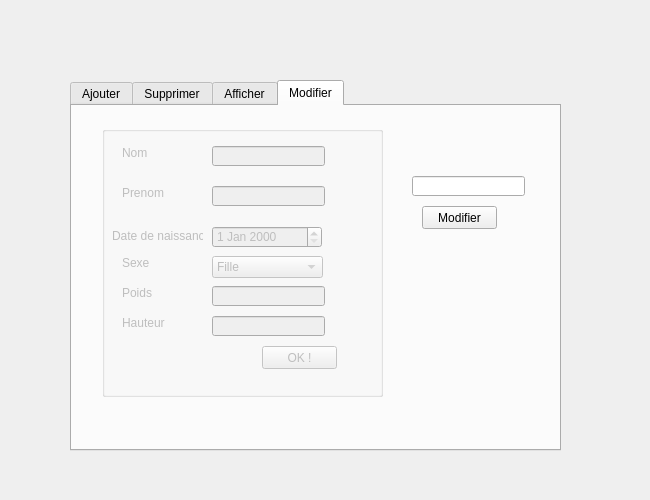
This is dialog_enfant.ui in meriemnour/FAMILY_TIME as Qt 5 draws it before an edit. The edited form follows.
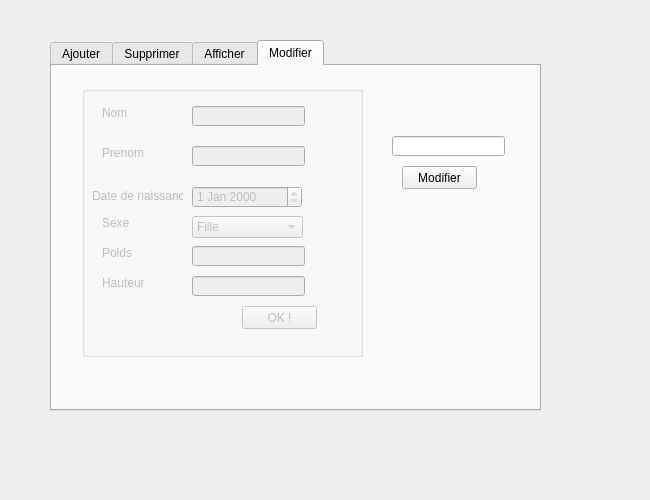
This is the edited form. The open tabs and pages were chosen to show the change.

Patch:
```diff
--- a/dialog_enfant.ui
+++ b/dialog_enfant.ui
@@ -16,8 +16,8 @@
   <widget class="QTabWidget" name="tabWidget">
    <property name="geometry">
     <rect>
-     <x>70</x>
-     <y>80</y>
+     <x>50</x>
+     <y>40</y>
      <width>491</width>
      <height>371</height>
     </rect>
```
Left out of the diff: 2 changed lines with no effect on the pictures.
